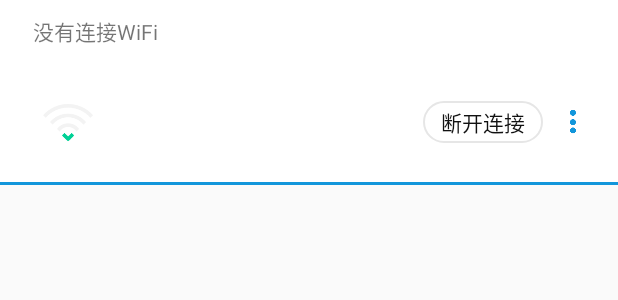
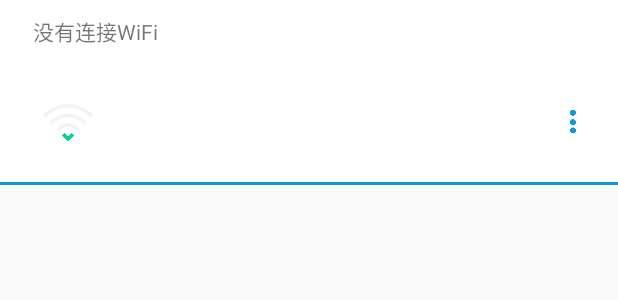
Before and after one commit to SherlockHolmes221/WiFiList, an Android app: the layout layout_wifi_list.xml on its own in the app's theme, with its tools: preview values and no code run, on a phone screen of 412 x 824 dp. Shown: the top 300 px of the screen. Run offline under Robolectric (Android 15) with nearby library versions, the phone set to English and light mode, and no system bars; plain views replace WiFiListView.

Commit message:
delete disconnect

```diff
--- a/app/src/main/java/com/example/skywo/wifilistdemo/fg/presenter/impl/WifiPresenterImpl.java
+++ b/app/src/main/java/com/example/skywo/wifilistdemo/fg/presenter/impl/WifiPresenterImpl.java
@@ -88,9 +88,9 @@ public class WifiPresenterImpl implements WifiPresenter {
      */
     @Override
     public void disconnected(WifiBean connectedWifiItem, List<WifiBean> wifiBeanList) {
-        if(connectedWifiItem != null) {
-            wifiBeanList.add(new WifiBean(connectedWifiItem));
-        }
+//        if(connectedWifiItem != null) {
+//            wifiBeanList.add(new WifiBean(connectedWifiItem));
+//        }
 
         for (int i = 0; i < wifiBeanList.size(); i++) {//没连接上将 所有的连接状态都置为“未连接”
             wifiBeanList.get(i).setState(WifiBean.WIFI_STATE_DISCONNECT);
--- a/app/src/main/res/layout/layout_wifi_list.xml
+++ b/app/src/main/res/layout/layout_wifi_list.xml
@@ -83,17 +83,17 @@
                 android:layout_width="match_parent"
                 android:layout_height="match_parent"
                 android:layout_weight="1">
-                <TextView
-                    android:gravity="center"
-                    android:id="@+id/tv_head_wifi_disconnect"
-                    android:layout_width="80dp"
-                    android:layout_height="28dp"
-                    android:layout_marginLeft="10dp"
-                    android:background="@drawable/shape_blue_round_bg"
-                    android:layout_gravity="center"
-                    android:text="@string/wifi_list_item_disconnect"
-                    android:textColor="@drawable/selector_connect_view_text_color"
-                    android:textSize="14dp" />
+                <!--<TextView-->
+                    <!--android:gravity="center"-->
+                    <!--android:id="@+id/tv_head_wifi_disconnect"-->
+                    <!--android:layout_width="80dp"-->
+                    <!--android:layout_height="28dp"-->
+                    <!--android:layout_marginLeft="10dp"-->
+                    <!--android:background="@drawable/shape_blue_round_bg"-->
+                    <!--android:layout_gravity="center"-->
+                    <!--android:text="@string/wifi_list_item_disconnect"-->
+                    <!--android:textColor="@drawable/selector_connect_view_text_color"-->
+                    <!--android:textSize="14dp" />-->
 
                 <ImageView
                     android:id="@+id/iv_head_more"
```
Also changed, not shown: app/src/main/java/com/example/skywo/wifilistdemo/fg/activity/MainActivity.java (+11 -11 lines).
